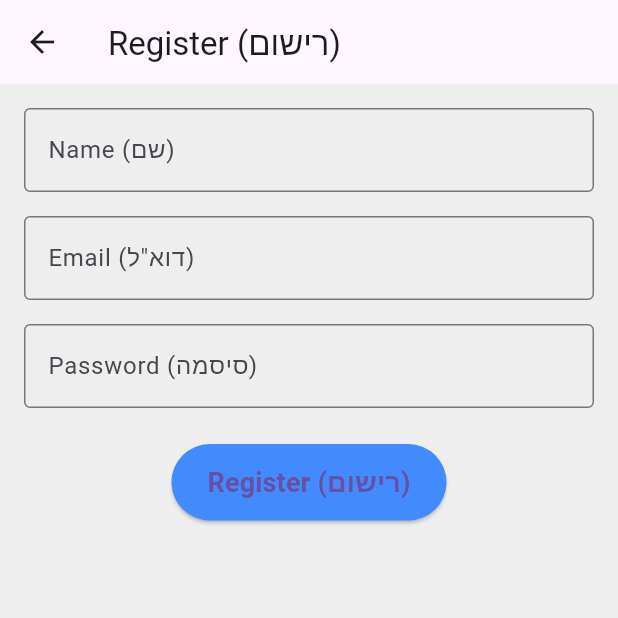
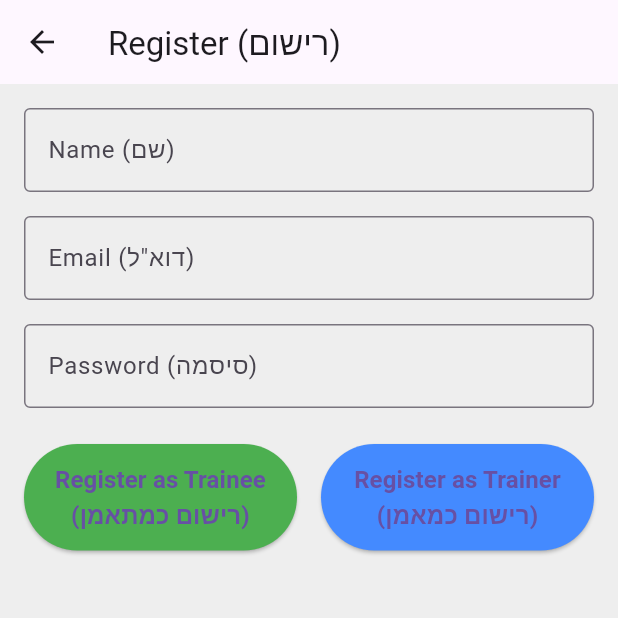
Before and after one commit to shifaaKh28/BodyAndMind, a Flutter app: the RegisterScreen screen opened directly, on a phone screen of 412 x 824 dp, the top half of it. Run offline on Flutter 3.47's test engine with Material 3 defaults, Android fonts, the phone set to English and light mode, and no system bars; our stand-ins replace cloud_firestore, firebase_auth, firebase_core; accounts and stored records are empty; statements that could not run were skipped.

Commit message:
Update register.dart

```diff
--- a/lib/screens/trainee/register.dart
+++ b/lib/screens/trainee/register.dart
@@ -1,3 +1,4 @@
+import 'package:cloud_firestore/cloud_firestore.dart';
 import 'package:flutter/material.dart';
 import 'package:firebase_auth/firebase_auth.dart';
 import 'otp.dart';
@@ -14,7 +15,7 @@ class _RegisterScreenState extends State<RegisterScreen> {
   final TextEditingController _passwordController = TextEditingController();
   bool _isLoading = false;
 
-  Future<void> _registerUser() async {
+  Future<void> _registerUser({required bool isTrainer}) async {
     if (!_formKey.currentState!.validate()) return;
 
     setState(() {
@@ -23,10 +24,23 @@ class _RegisterScreenState extends State<RegisterScreen> {
 
     try {
       // Register user with Firebase Authentication
+      UserCredential userCredential =
       await FirebaseAuth.instance.createUserWithEmailAndPassword(
         email: _emailController.text.trim(),
         password: _passwordController.text.trim(),
       );
+
+      // Update user's display name to indicate their role (trainer or trainee)
+      String role = isTrainer ? 'trainer' : 'trainee';
+      await userCredential.user!.updateProfile(displayName: role);
+
+      // Save user details to Firestore
+      String collection = isTrainer ? 'trainers' : 'trainees';
+      await FirebaseFirestore.instance.collection(collection).doc(userCredential.user!.uid).set({
+        'email': _emailController.text.trim(),
+        'name': _nameController.text.trim(),
+        'role': role,
+      });
 
       ScaffoldMessenger.of(context).showSnackBar(
         SnackBar(content: Text('Registration Successful!')),
@@ -44,12 +58,18 @@ class _RegisterScreenState extends State<RegisterScreen> {
       ScaffoldMessenger.of(context).showSnackBar(
         SnackBar(content: Text('Error: ${e.message}')),
       );
+    } catch (e) {
+      // Handle any other errors
+      ScaffoldMessenger.of(context).showSnackBar(
+        SnackBar(content: Text('Error: ${e.toString()}')),
+      );
     } finally {
       setState(() {
         _isLoading = false;
       });
     }
   }
+
 
   @override
   Widget build(BuildContext context) {
@@ -109,19 +129,51 @@ class _RegisterScreenState extends State<RegisterScreen> {
                 },
               ),
               SizedBox(height: 24),
-              ElevatedButton(
-                onPressed: _isLoading ? null : _registerUser,
+              Row(
+                mainAxisAlignment: MainAxisAlignment.spaceEvenly,
+                children: [
+                  // Register as Trainee Button
+                  Expanded(
+                    child: ElevatedButton(
+                      onPressed: _isLoading
+                          ? null
+                          : () => _registerUser(isTrainer: false),
                       style: ElevatedButton.styleFrom(
-                  backgroundColor: Colors.blueAccent,
-                  padding: EdgeInsets.symmetric(horizontal: 24, vertical: 12),
+                        backgroundColor: Colors.green,
+                        padding: EdgeInsets.symmetric(vertical: 12),
                       ),
                       child: _isLoading
                           ? CircularProgressIndicator(color: Colors.white)
                           : Text(
-                  'Register (רישום)',
+                              'Register as Trainee\n(רישום כמתאמן)', // Add a line break
+                              textAlign: TextAlign.center,
                               style: TextStyle(
-                      fontSize: 18, fontWeight: FontWeight.bold),
+                                  fontSize: 16, fontWeight: FontWeight.bold),
                             ),
+                    ),
+                  ),
+                  SizedBox(width: 16), // Add spacing between buttons
+                  // Register as Trainer Button
+                  Expanded(
+                    child: ElevatedButton(
+                      onPressed: _isLoading
+                          ? null
+                          : () => _registerUser(isTrainer: true),
+                      style: ElevatedButton.styleFrom(
+                        backgroundColor: Colors.blueAccent,
+                        padding: EdgeInsets.symmetric(vertical: 12),
+                      ),
+                      child: _isLoading
+                          ? CircularProgressIndicator(color: Colors.white)
+                          : Text(
+                              'Register as Trainer\n(רישום כמאמן)', // Add a line break
+                              textAlign: TextAlign.center,
+                              style: TextStyle(
+                                  fontSize: 16, fontWeight: FontWeight.bold),
+                            ),
+                    ),
+                  ),
+                ],
               ),
             ],
           ),
```
Lines whose indentation alone changed are shown as unchanged.
